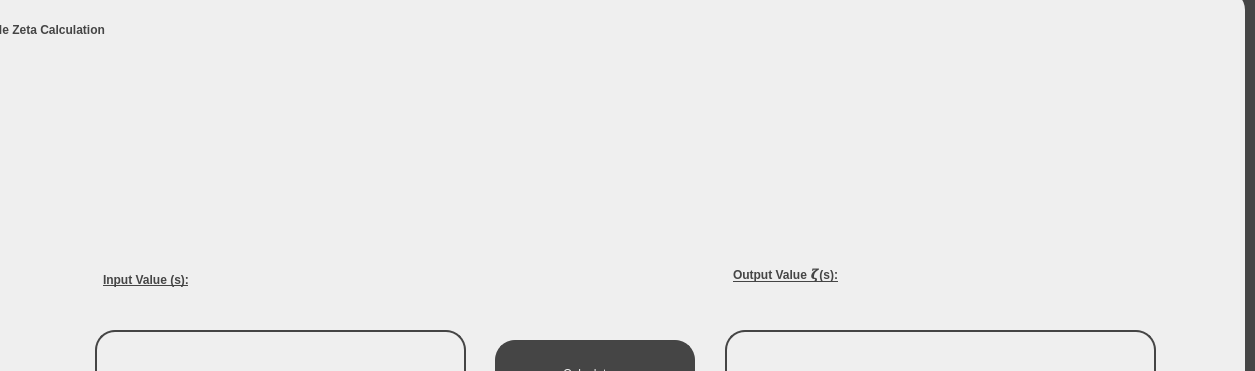
The window that src/ui/investigation_screens/single_calculator.ui (jackm245/Riemann-Hypothesis) describes before a commit, drawn with Qt 5; both pictures show x 85 to 1340 and y 180 to 551 of the 1340 by 720 pixel window.
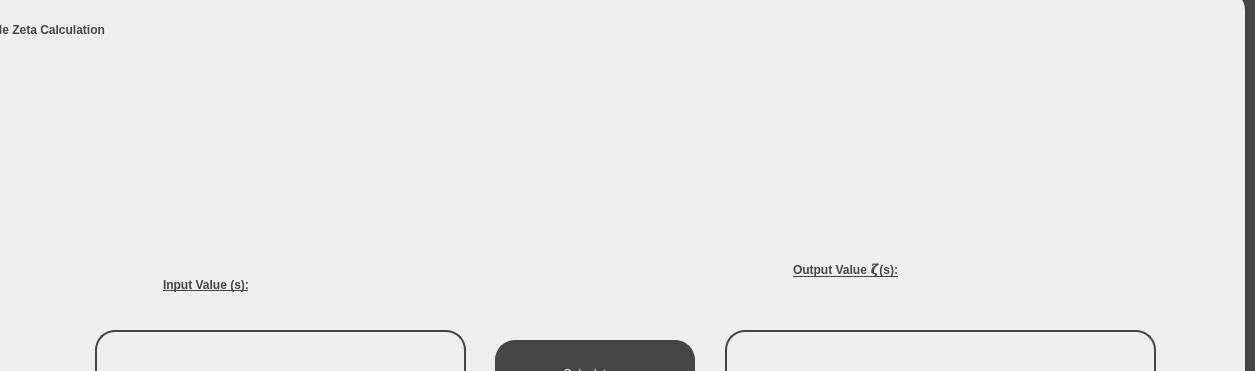
The same window after the commit. Icons and pictures are not drawn.

Patch:
```diff
--- a/src/ui/investigation_screens/single_calculator.ui
+++ b/src/ui/investigation_screens/single_calculator.ui
@@ -210,10 +210,10 @@
     <widget class="QLabel" name="EquationImage">
      <property name="geometry">
       <rect>
-       <x>110</x>
-       <y>50</y>
-       <width>1121</width>
-       <height>201</height>
+       <x>155</x>
+       <y>70</y>
+       <width>1031</width>
+       <height>131</height>
       </rect>
      </property>
      <property name="text">
@@ -268,10 +268,10 @@
     <widget class="QLabel" name="InputText">
      <property name="geometry">
       <rect>
-       <x>170</x>
-       <y>260</y>
-       <width>371</width>
-       <height>61</height>
+       <x>230</x>
+       <y>270</y>
+       <width>261</width>
+       <height>51</height>
       </rect>
      </property>
      <property name="styleSheet">
@@ -286,10 +286,10 @@
     <widget class="QLabel" name="OutputText">
      <property name="geometry">
       <rect>
-       <x>800</x>
+       <x>860</x>
        <y>250</y>
-       <width>431</width>
-       <height>71</height>
+       <width>301</width>
+       <height>61</height>
       </rect>
      </property>
      <property name="styleSheet">
@@ -352,9 +352,9 @@
     <widget class="QLabel" name="ErrorLabel">
      <property name="geometry">
       <rect>
-       <x>400</x>
-       <y>220</y>
-       <width>541</width>
+       <x>370</x>
+       <y>210</y>
+       <width>631</width>
        <height>41</height>
       </rect>
      </property>
```
Left out of the diff: 8 changed lines with no effect on the pictures.
